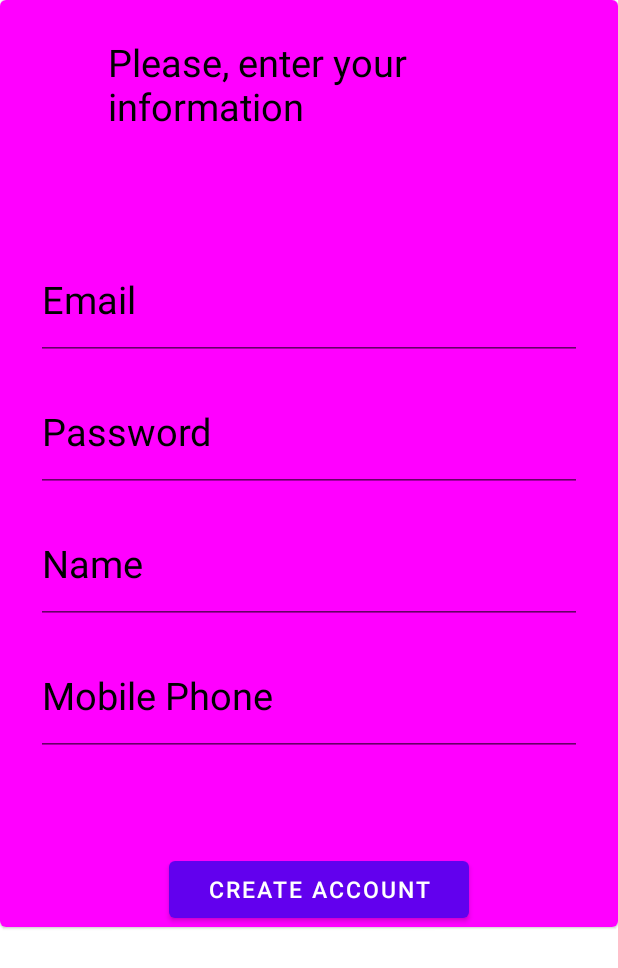
After one commit to Alexsergeev99/cinemaApp, an Android app: the RegistrationFragment screen opened through its navigation route, on a phone screen of 412 x 824 dp. The commit adds this screen. Shown: the top 968 px of the screen. Run offline under Robolectric (Android 15) with nearby library versions, the phone set to English and light mode, and no system bars.

Commit message:
started registration fragment

```diff
--- a/app/src/main/java/ru/alexsergeev/cinemaapp/fragments/ui/fragments/LoginFragment.kt
+++ b/app/src/main/java/ru/alexsergeev/cinemaapp/fragments/ui/fragments/LoginFragment.kt
@@ -35,13 +35,18 @@ class LoginFragment : Fragment() {
         val createAccountButton = binding.createAccount
 
         loginButton.setOnClickListener {
+            if (viewModel.login(
+                    usernameEditText.text.toString(),
+                    passwordEditText.text.toString()
+                )) {
+                loadingProgressBar.visibility = View.VISIBLE
+                findNavController().navigate(R.id.action_loginFragment_to_startedPage)
+            }
+        }
+
+        createAccountButton.setOnClickListener {
             loadingProgressBar.visibility = View.VISIBLE
-            Toast.makeText(context, "OK", Toast.LENGTH_LONG).show()
-            findNavController().navigate(R.id.action_loginFragment_to_startedPage)
-//            viewModel.login(
-//                usernameEditText.text.toString(),
-//                passwordEditText.text.toString()
-//            )
+            findNavController().navigate(R.id.action_loginFragment_to_registrationFragment)
         }
 
         return binding.root
--- /dev/null
+++ b/app/src/main/java/ru/alexsergeev/cinemaapp/fragments/ui/fragments/RegistrationFragment.kt
@@ -0,0 +1,29 @@
+package ru.alexsergeev.cinemaapp.fragments.ui.fragments
+
+import android.os.Bundle
+import androidx.fragment.app.Fragment
+import android.view.LayoutInflater
+import android.view.View
+import android.view.ViewGroup
+import androidx.fragment.app.activityViewModels
+import ru.alexsergeev.cinemaapp.R
+import ru.alexsergeev.cinemaapp.databinding.FragmentRegistrationBinding
+import ru.alexsergeev.cinemaapp.databinding.FragmentStartedPageBinding
+import ru.alexsergeev.cinemaapp.viewmodel.FilmViewModel
+
+class RegistrationFragment : Fragment() {
+    private val viewModel: FilmViewModel by activityViewModels()
+
+    override fun onCreateView(
+        inflater: LayoutInflater,
+        container: ViewGroup?,
+        savedInstanceState: Bundle?
+    ): View? {
+        val binding = FragmentRegistrationBinding.inflate(
+            inflater,
+            container,
+            false
+        )
+        return binding.root
+    }
+}
--- a/app/src/main/java/ru/alexsergeev/cinemaapp/fragments/ui/fragments/StartedPage.kt
+++ b/app/src/main/java/ru/alexsergeev/cinemaapp/fragments/ui/fragments/StartedPageFragment.kt
@@ -6,11 +6,10 @@ import android.view.LayoutInflater
 import android.view.View
 import android.view.ViewGroup
 import androidx.fragment.app.activityViewModels
-import ru.alexsergeev.cinemaapp.R
 import ru.alexsergeev.cinemaapp.databinding.FragmentStartedPageBinding
 import ru.alexsergeev.cinemaapp.viewmodel.FilmViewModel
 
-class StartedPage : Fragment() {
+class StartedPageFragment : Fragment() {
     private val viewModel: FilmViewModel by activityViewModels()
 
     override fun onCreateView(
--- a/app/src/main/java/ru/alexsergeev/cinemaapp/repository/FilmRepository.kt
+++ b/app/src/main/java/ru/alexsergeev/cinemaapp/repository/FilmRepository.kt
@@ -1,5 +1,6 @@
 package ru.alexsergeev.cinemaapp.repository
 
-class FilmRepository {
+interface FilmRepository {
+ fun login(userNameLogin: String, userNamePassword: String): Boolean
 
 }
--- /dev/null
+++ b/app/src/main/java/ru/alexsergeev/cinemaapp/repository/FilmRepositoryImpl.kt
@@ -0,0 +1,7 @@
+package ru.alexsergeev.cinemaapp.repository
+
+class FilmRepositoryImpl(): FilmRepository {
+    override  fun login(userNameLogin: String, userNamePassword: String): Boolean {
+        if (userNamePassword.length < 5) return false else return true
+    }
+}
--- a/app/src/main/java/ru/alexsergeev/cinemaapp/viewmodel/FilmViewModel.kt
+++ b/app/src/main/java/ru/alexsergeev/cinemaapp/viewmodel/FilmViewModel.kt
@@ -4,8 +4,16 @@ import android.app.Application
 import androidx.lifecycle.AndroidViewModel
 import androidx.lifecycle.ViewModel
 import ru.alexsergeev.cinemaapp.repository.FilmRepository
+import ru.alexsergeev.cinemaapp.repository.FilmRepositoryImpl
 
 class FilmViewModel(application: Application): AndroidViewModel(application) {
 
-//    private val repository: FilmRepository =
+    private val repository: FilmRepository = FilmRepositoryImpl()
+
+  fun login(userNameLogin: String, userNamePassword: String): Boolean {
+      return repository.login(userNameLogin, userNamePassword)
+  }
+//fun login(userNameLogin: String, userNamePassword: String): Boolean {
+//    if (userNamePassword.length < 5) return false else return true
+//}
 }
--- /dev/null
+++ b/app/src/main/res/layout/fragment_registration.xml
@@ -0,0 +1,122 @@
+<?xml version="1.0" encoding="utf-8"?>
+<com.google.android.material.card.MaterialCardView
+    xmlns:android="http://schemas.android.com/apk/res/android"
+    xmlns:app="http://schemas.android.com/apk/res-auto"
+    xmlns:tools="http://schemas.android.com/tools"
+    android:layout_width="match_parent"
+    android:layout_height="wrap_content"
+    android:background="@color/siren"
+    >
+<androidx.constraintlayout.widget.ConstraintLayout
+    android:layout_width="match_parent"
+    android:layout_height="match_parent"
+    android:background="@color/siren"
+    tools:context=".fragments.ui.fragments.RegistrationFragment">
+
+    <TextView
+        android:id="@+id/startReg"
+        android:layout_margin="48dp"
+        android:padding="24dp"
+        android:layout_width="match_parent"
+        android:layout_height="0dp"
+        android:text="@string/please_enter_your_information"
+        android:textColor="@color/black"
+        android:textSize="25sp"
+        app:layout_constraintBottom_toTopOf="@+id/usernameReg"
+        app:layout_constraintStart_toStartOf="parent"
+        app:layout_constraintEnd_toEndOf="parent"
+        />
+
+    <EditText
+        android:id="@+id/usernameReg"
+        android:layout_width="0dp"
+        android:layout_height="80dp"
+        android:layout_marginStart="24dp"
+        android:layout_marginTop="48dp"
+        android:layout_marginEnd="24dp"
+        android:hint="@string/prompt_email"
+        android:inputType="textEmailAddress"
+        android:selectAllOnFocus="true"
+        android:textColorHint="@color/black"
+        android:textColor="@color/black"
+        android:textSize="25sp"
+        app:layout_constraintEnd_toEndOf="parent"
+        app:layout_constraintStart_toStartOf="parent"
+        app:layout_constraintTop_toBottomOf="@+id/startReg" />
+
+    <EditText
+        android:id="@+id/passwordReg"
+        android:layout_width="0dp"
+        android:layout_height="80dp"
+        android:layout_marginStart="24dp"
+        android:layout_marginTop="8dp"
+        android:layout_marginEnd="24dp"
+        android:hint="@string/prompt_password"
+        android:imeActionLabel="@string/action_sign_in_short"
+        android:imeOptions="actionDone"
+        android:inputType="textPassword"
+        android:selectAllOnFocus="true"
+        android:textColorHint="@color/black"
+        android:textColor="@color/black"
+        android:textSize="25sp"
+        app:layout_constraintEnd_toEndOf="parent"
+        app:layout_constraintStart_toStartOf="parent"
+        app:layout_constraintTop_toBottomOf="@+id/usernameReg" />
+
+    <EditText
+        android:id="@+id/nameReg"
+        android:layout_width="0dp"
+        android:layout_height="80dp"
+        android:layout_marginStart="24dp"
+        android:layout_marginTop="8dp"
+        android:layout_marginEnd="24dp"
+        android:hint="@string/nameReg"
+        android:textColor="@color/black"
+        android:textColorHint="@color/black"
+        android:textSize="25sp"
+        app:layout_constraintEnd_toEndOf="parent"
+        app:layout_constraintStart_toStartOf="parent"
+        app:layout_constraintTop_toBottomOf="@+id/passwordReg" />
+
+    <EditText
+        android:id="@+id/phoneReg"
+        android:layout_width="0dp"
+        android:layout_height="80dp"
+        android:layout_marginStart="24dp"
+        android:layout_marginTop="8dp"
+        android:layout_marginEnd="24dp"
+        android:hint="@string/mobile_phoneReg"
+        android:inputType="phone"
+        android:selectAllOnFocus="true"
+        android:textColorHint="@color/black"
+        android:textColor="@color/black"
+        android:textSize="25sp"
+        app:layout_constraintEnd_toEndOf="parent"
+        app:layout_constraintStart_toStartOf="parent"
+        app:layout_constraintTop_toBottomOf="@+id/nameReg" />
+
+    <androidx.constraintlayout.widget.Barrier
+        android:id="@+id/barrier"
+        android:layout_width="wrap_content"
+        android:layout_height="wrap_content"
+        app:barrierDirection="bottom"
+        app:constraint_referenced_ids="phoneReg"
+        />
+
+    <Button
+        android:id="@+id/createNewAccount"
+        android:text="@string/create_account"
+        android:layout_width="200dp"
+        android:layout_height="50dp"
+        android:textSize="15sp"
+        app:layout_constraintTop_toBottomOf="@id/barrier"
+        app:layout_constraintStart_toStartOf="parent"
+        app:layout_constraintEnd_toEndOf="parent"
+        android:layout_marginStart="45dp"
+        android:layout_marginTop="64dp"
+        android:layout_marginEnd="32dp"
+        android:layout_marginBottom="64dp"
+        tools:ignore="MissingConstraints" />
+
+</androidx.constraintlayout.widget.ConstraintLayout>
+</com.google.android.material.card.MaterialCardView>
--- a/app/src/main/res/layout/fragment_started_page.xml
+++ b/app/src/main/res/layout/fragment_started_page.xml
@@ -3,6 +3,6 @@
     xmlns:tools="http://schemas.android.com/tools"
     android:layout_width="match_parent"
     android:layout_height="match_parent"
-    tools:context=".fragments.ui.fragments.StartedPage">
+    tools:context=".fragments.ui.fragments.StartedPageFragment">
 
 </FrameLayout>
--- a/app/src/main/res/navigation/nav_main.xml
+++ b/app/src/main/res/navigation/nav_main.xml
@@ -12,14 +12,26 @@
         <action
             android:id="@+id/action_loginFragment_to_startedPage"
             app:destination="@id/startedPage" />
+        <action
+            android:id="@+id/action_loginFragment_to_registrationFragment"
+            app:destination="@id/registrationFragment" />
     </fragment>
     <fragment
         android:id="@+id/startedPage"
-        android:name="ru.alexsergeev.cinemaapp.fragments.ui.fragments.StartedPage"
+        android:name="ru.alexsergeev.cinemaapp.fragments.ui.fragments.StartedPageFragment"
         android:label="fragment_started_page"
         tools:layout="@layout/fragment_started_page" >
         <action
             android:id="@+id/action_startedPage_to_loginFragment"
             app:destination="@id/loginFragment" />
     </fragment>
+    <fragment
+        android:id="@+id/registrationFragment"
+        android:name="ru.alexsergeev.cinemaapp.fragments.ui.fragments.RegistrationFragment"
+        android:label="fragment_registration"
+        tools:layout="@layout/fragment_registration" >
+        <action
+            android:id="@+id/action_registrationFragment_to_loginFragment"
+            app:destination="@id/loginFragment" />
+    </fragment>
 </navigation>
--- a/app/src/main/res/values/strings.xml
+++ b/app/src/main/res/values/strings.xml
@@ -13,4 +13,7 @@
     <string name="sign_in">Sign in</string>
     <!-- TODO: Remove or change this placeholder text -->
     <string name="hello_blank_fragment">Hello blank fragment</string>
+    <string name="nameReg">Name</string>
+    <string name="mobile_phoneReg">Mobile Phone</string>
+    <string name="please_enter_your_information">Please, enter your information</string>
 </resources>
```
